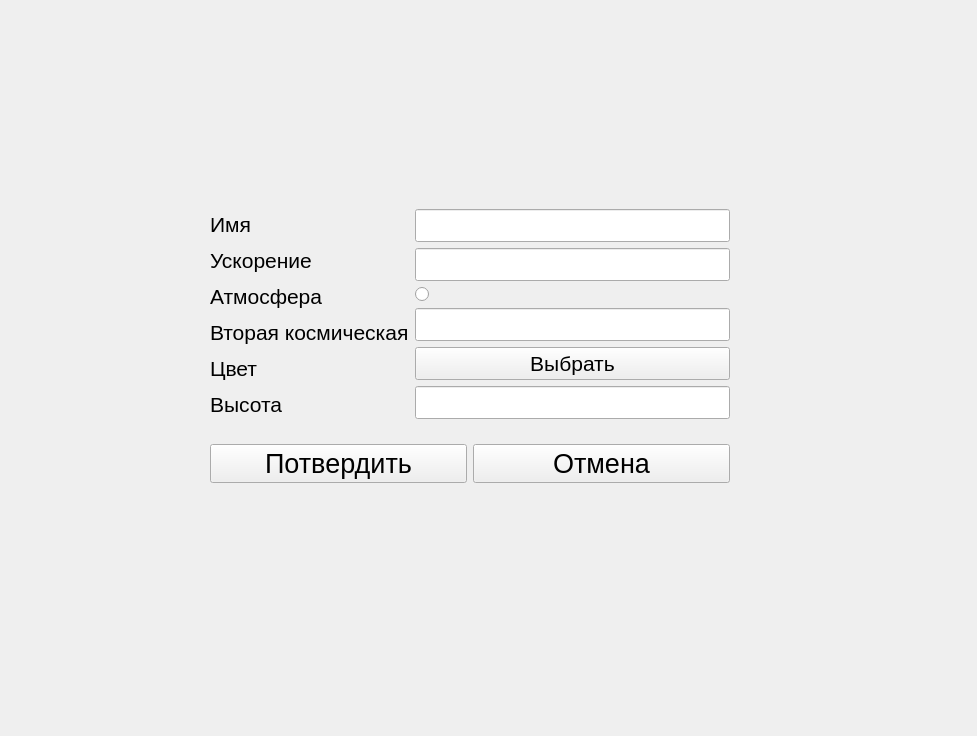
sergnator/kspCalculator, file 3.ui: the form before one commit.
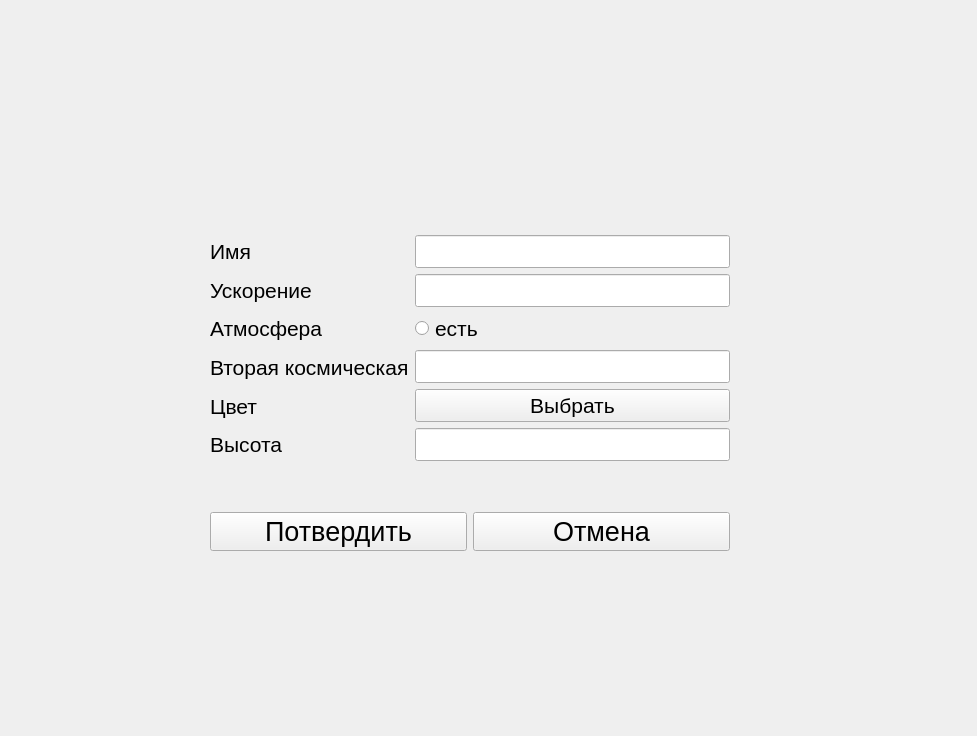
The form after the commit. Icons and pictures are not drawn.

The edit to the form file:
```diff
--- a/3.ui
+++ b/3.ui
@@ -35,7 +35,7 @@
      <x>210</x>
      <y>190</y>
      <width>520</width>
-     <height>313</height>
+     <height>406</height>
     </rect>
    </property>
    <layout class="QVBoxLayout" name="verticalLayout_3">
@@ -141,11 +141,11 @@
          <widget class="QRadioButton" name="atmoph">
           <property name="font">
            <font>
-            <pointsize>100</pointsize>
+            <pointsize>16</pointsize>
            </font>
           </property>
           <property name="text">
-           <string/>
+           <string>есть</string>
           </property>
          </widget>
         </item>
```
